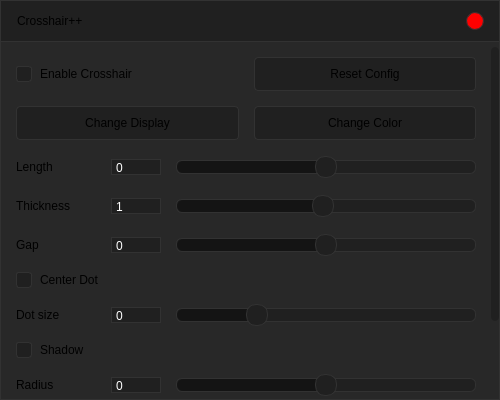
Old version of the form resources/preset.ui in the repository Drumba08/crosshairpp.
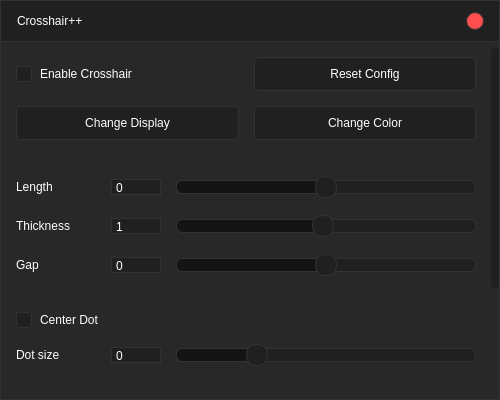
New version of the form.

```diff
--- a/resources/preset.ui
+++ b/resources/preset.ui
@@ -22,7 +22,7 @@
   <property name="maximumSize">
    <size>
     <width>500</width>
-    <height>400</height>
+    <height>600</height>
    </size>
   </property>
   <property name="windowTitle">
@@ -31,6 +31,11 @@
   <property name="styleSheet">
    <string notr="true">#centralWidget {
 	border: 1px solid rgb(50, 50, 50);
+	color: white;
+}
+
+#centralWidget * {
+	color: white;
 }
 
 #header {
@@ -46,7 +51,7 @@
 }
 
 #i_exit {
-	background-color: red;
+	background-color: rgb(255, 79, 79);
 	border-radius: 9px;
 }
 
@@ -330,7 +335,7 @@
            <x>0</x>
            <y>0</y>
            <width>490</width>
-           <height>480</height>
+           <height>585</height>
           </rect>
          </property>
          <property name="styleSheet">
@@ -422,6 +427,22 @@
             </layout>
            </widget>
           </item>
+          <item>
+           <spacer name="verticalSpacer_3">
+            <property name="orientation">
+             <enum>Qt::Orientation::Vertical</enum>
+            </property>
+            <property name="sizeType">
+             <enum>QSizePolicy::Policy::Fixed</enum>
+            </property>
+            <property name="sizeHint" stdset="0">
+             <size>
+              <width>20</width>
+              <height>20</height>
+             </size>
+            </property>
+           </spacer>
+          </item>
           <item>
            <widget class="QWidget" name="config_length" native="true">
             <layout class="QHBoxLayout" name="horizontalLayout_4">
@@ -608,6 +629,22 @@
             </layout>
            </widget>
           </item>
+          <item>
+           <spacer name="verticalSpacer">
+            <property name="orientation">
+             <enum>Qt::Orientation::Vertical</enum>
+            </property>
+            <property name="sizeType">
+             <enum>QSizePolicy::Policy::Fixed</enum>
+            </property>
+            <property name="sizeHint" stdset="0">
+             <size>
+              <width>20</width>
+              <height>20</height>
+             </size>
+            </property>
+           </spacer>
+          </item>
           <item>
            <widget class="QCheckBox" name="i_dotEnabled">
             <property name="text">
@@ -675,6 +712,22 @@
             </layout>
            </widget>
           </item>
+          <item>
+           <spacer name="verticalSpacer_2">
+            <property name="orientation">
+             <enum>Qt::Orientation::Vertical</enum>
+            </property>
+            <property name="sizeType">
+             <enum>QSizePolicy::Policy::Fixed</enum>
+            </property>
+            <property name="sizeHint" stdset="0">
+             <size>
+              <width>20</width>
+              <height>20</height>
+             </size>
+            </property>
+           </spacer>
+          </item>
           <item>
            <widget class="QCheckBox" name="i_shadow">
             <property name="text">
```
